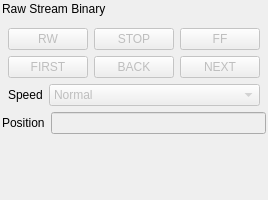
Old version of the form kame/forms/recordreaderform.ui in the repository northriv/KAME.
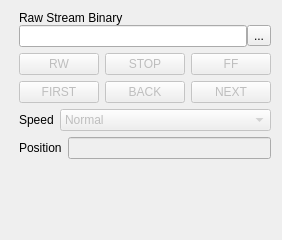
New version of the form. Custom widgets are drawn as their Qt base class.

Patch:
```diff
--- a/kame/forms/recordreaderform.ui
+++ b/kame/forms/recordreaderform.ui
@@ -9,8 +9,8 @@
    <rect>
     <x>0</x>
     <y>0</y>
-    <width>226</width>
-    <height>200</height>
+    <width>282</width>
+    <height>240</height>
    </rect>
   </property>
   <property name="sizePolicy">
@@ -22,99 +22,56 @@
   <property name="windowTitle">
    <string>Raw Stream Reader</string>
   </property>
-  <layout class="QGridLayout">
-   <property name="margin">
-    <number>2</number>
-   </property>
-   <item row="1" column="0">
-    <spacer name="spacer6">
-     <property name="orientation">
-      <enum>Qt::Vertical</enum>
-     </property>
-     <property name="sizeType">
-      <enum>QSizePolicy::Expanding</enum>
-     </property>
-     <property name="sizeHint" stdset="0">
-      <size>
-       <width>20</width>
-       <height>16</height>
-      </size>
-     </property>
-    </spacer>
-   </item>
-   <item row="0" column="1">
-    <spacer name="spacer4">
-     <property name="orientation">
-      <enum>Qt::Horizontal</enum>
-     </property>
-     <property name="sizeType">
-      <enum>QSizePolicy::Expanding</enum>
-     </property>
-     <property name="sizeHint" stdset="0">
-      <size>
-       <width>16</width>
-       <height>20</height>
-      </size>
-     </property>
-    </spacer>
-   </item>
+  <layout class="QGridLayout" name="gridLayout">
    <item row="0" column="0">
-    <layout class="QGridLayout">
-     <item row="1" column="0">
-      <spacer name="spacer2">
-       <property name="orientation">
-        <enum>Qt::Horizontal</enum>
+    <spacer name="spacer2">
+     <property name="orientation">
+      <enum>Qt::Horizontal</enum>
+     </property>
+     <property name="sizeType">
+      <enum>QSizePolicy::Expanding</enum>
+     </property>
+     <property name="sizeHint" stdset="0">
+      <size>
+       <width>66</width>
+       <height>20</height>
+      </size>
+     </property>
+    </spacer>
+   </item>
+   <item row="0" column="1">
+    <layout class="QVBoxLayout" name="verticalLayout_2">
+     <item>
+      <layout class="QVBoxLayout" name="verticalLayout">
+       <property name="spacing">
+        <number>0</number>
        </property>
-       <property name="sizeType">
-        <enum>QSizePolicy::Expanding</enum>
-       </property>
-       <property name="sizeHint" stdset="0">
-        <size>
-         <width>16</width>
-         <height>20</height>
-        </size>
-       </property>
-      </spacer>
-     </item>
-     <item row="0" column="0" colspan="3">
-      <layout class="QVBoxLayout">
        <item>
-        <widget class="QLabel" name="textLabel1_">
-         <property name="text">
-          <string>Raw Stream Binary</string>
-         </property>
-         <property name="wordWrap">
-          <bool>false</bool>
-         </property>
-        </widget>
-       </item>
-       <item>
-        <widget class="KUrlRequester" name="urlBinRec">
-         <property name="enabled">
-          <bool>false</bool>
-         </property>
-        </widget>
-       </item>
-      </layout>
-     </item>
-     <item row="2" column="0" colspan="3">
-      <layout class="QVBoxLayout">
-       <item>
-        <layout class="QHBoxLayout">
+        <layout class="QVBoxLayout">
          <item>
-          <widget class="QLabel" name="textLabel3">
+          <widget class="QLabel" name="textLabel1_">
            <property name="text">
-            <string>Position</string>
+            <string>Raw Stream Binary</string>
            </property>
            <property name="wordWrap">
             <bool>false</bool>
            </property>
           </widget>
          </item>
+        </layout>
+       </item>
+       <item>
+        <layout class="QHBoxLayout" name="horizontalLayout">
+         <property name="spacing">
+          <number>0</number>
+         </property>
          <item>
-          <widget class="QLineEdit" name="edTime">
-           <property name="enabled">
-            <bool>false</bool>
+          <widget class="QLineEdit" name="m_edPath"/>
+         </item>
+         <item>
+          <widget class="QToolButton" name="m_btnPath">
+           <property name="text">
+            <string>...</string>
            </property>
           </widget>
          </item>
@@ -122,23 +79,7 @@
        </item>
       </layout>
      </item>
-     <item row="1" column="2">
-      <spacer name="spacer3">
-       <property name="orientation">
-        <enum>Qt::Horizontal</enum>
-       </property>
-       <property name="sizeType">
-        <enum>QSizePolicy::Expanding</enum>
-       </property>
-       <property name="sizeHint" stdset="0">
-        <size>
-         <width>88</width>
-         <height>20</height>
-        </size>
-       </property>
-      </spacer>
-     </item>
-     <item row="1" column="1">
+     <item>
       <layout class="QVBoxLayout">
        <item>
         <layout class="QVBoxLayout">
@@ -299,19 +240,69 @@
        </item>
       </layout>
      </item>
+     <item>
+      <layout class="QVBoxLayout">
+       <item>
+        <layout class="QHBoxLayout">
+         <item>
+          <widget class="QLabel" name="textLabel3">
+           <property name="text">
+            <string>Position</string>
+           </property>
+           <property name="wordWrap">
+            <bool>false</bool>
+           </property>
+          </widget>
+         </item>
+         <item>
+          <widget class="QLineEdit" name="edTime">
+           <property name="enabled">
+            <bool>false</bool>
+           </property>
+          </widget>
+         </item>
+        </layout>
+       </item>
+      </layout>
+     </item>
     </layout>
    </item>
+   <item row="0" column="2">
+    <spacer name="spacer3">
+     <property name="orientation">
+      <enum>Qt::Horizontal</enum>
+     </property>
+     <property name="sizeType">
+      <enum>QSizePolicy::Expanding</enum>
+     </property>
+     <property name="sizeHint" stdset="0">
+      <size>
+       <width>14</width>
+       <height>20</height>
+      </size>
+     </property>
+    </spacer>
+   </item>
+   <item row="1" column="1">
+    <spacer name="spacer6">
+     <property name="orientation">
+      <enum>Qt::Vertical</enum>
+     </property>
+     <property name="sizeType">
+      <enum>QSizePolicy::Expanding</enum>
+     </property>
+     <property name="sizeHint" stdset="0">
+      <size>
+       <width>20</width>
+       <height>16</height>
+      </size>
+     </property>
+    </spacer>
+   </item>
   </layout>
  </widget>
  <layoutdefault spacing="6" margin="11"/>
  <pixmapfunction>qPixmapFromMimeSource</pixmapfunction>
- <customwidgets>
-  <customwidget>
-   <class>KUrlRequester</class>
-   <extends>QFrame</extends>
-   <header>kurlrequester.h</header>
-  </customwidget>
- </customwidgets>
  <tabstops>
   <tabstop>urlBinRec</tabstop>
   <tabstop>btnRW</tabstop>
```
Left out of the diff: 6 changed lines with no effect on the pictures.
